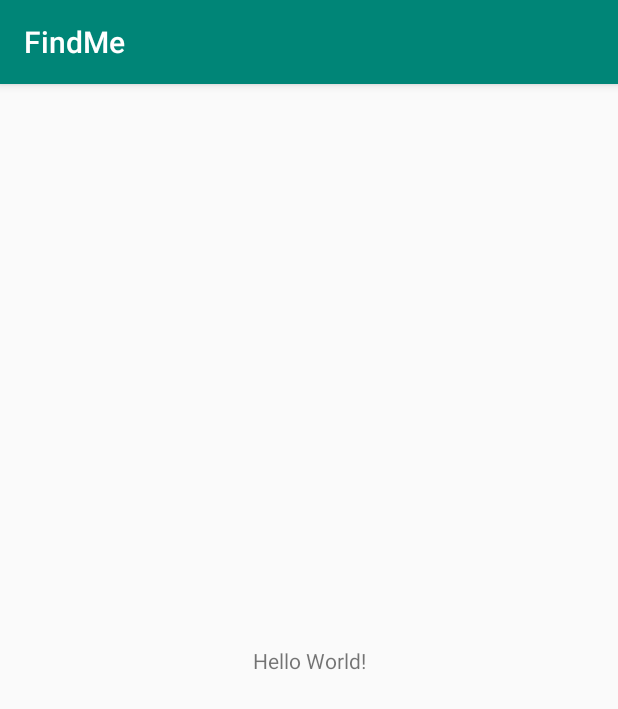
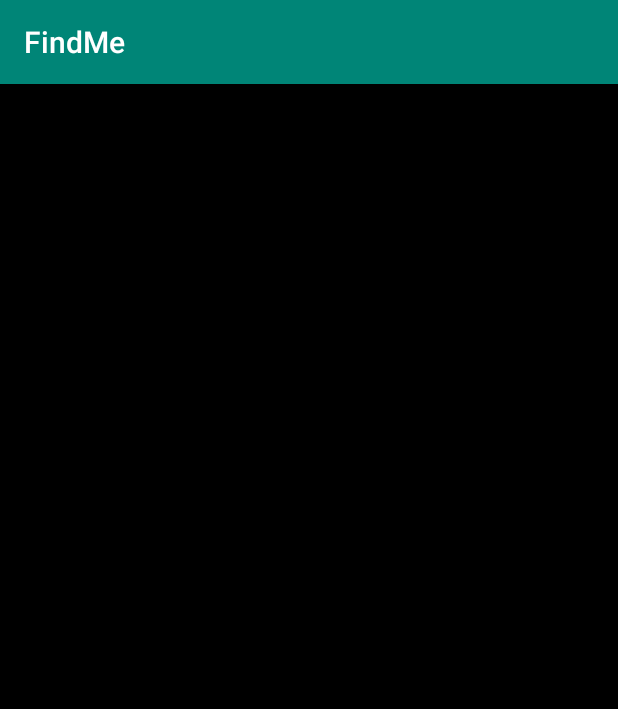
Before and after one commit to RobertoHT/Advanced-Android-Kotlin, an Android app: the screen it shows after launch (MainActivity), on a phone screen of 412 x 824 dp. Shown: the top 709 px of the screen. Run offline under Robolectric (Android 15) with nearby library versions, the phone set to English and light mode, and no system bars.

Commit message:
feat: Actualizaciones de la lección 2

```diff
--- a/FindMe/app/src/main/java/com/codelabs/findme/MainActivity.kt
+++ b/FindMe/app/src/main/java/com/codelabs/findme/MainActivity.kt
@@ -1,12 +1,27 @@
 package com.codelabs.findme
 
+import android.app.Dialog
 import androidx.appcompat.app.AppCompatActivity
 import android.os.Bundle
+import androidx.appcompat.app.AlertDialog
+import androidx.core.content.ContextCompat
 
 class MainActivity : AppCompatActivity() {
 
     override fun onCreate(savedInstanceState: Bundle?) {
         super.onCreate(savedInstanceState)
         setContentView(R.layout.activity_main)
+
+        val dialog = createInstructionsDialog()
+        dialog.show()
+    }
+
+    private fun createInstructionsDialog(): Dialog {
+        val builder = AlertDialog.Builder(this)
+        builder.setIcon(R.drawable.android)
+            .setTitle(R.string.instructions_title)
+            .setMessage(R.string.instructions)
+            .setPositiveButtonIcon(ContextCompat.getDrawable(this, android.R.drawable.ic_media_play))
+        return builder.create()
     }
 }
--- /dev/null
+++ b/FindMe/app/src/main/java/com/codelabs/findme/SpotLightImageView.kt
@@ -0,0 +1,111 @@
+package com.codelabs.findme
+
+import android.content.Context
+import android.graphics.*
+import android.util.AttributeSet
+import android.view.MotionEvent
+import androidx.appcompat.widget.AppCompatImageView
+import kotlin.math.floor
+import kotlin.random.Random
+
+/**
+ * Created by Roberto Hdez on 2020-02-25
+ */
+
+class SpotLightImageView @JvmOverloads constructor(
+    context: Context, attrs: AttributeSet? = null, defStyleAttr: Int = 0
+) : AppCompatImageView(context, attrs, defStyleAttr) {
+    private var paint = Paint()
+    private var shouldDrawSpotLight = false
+    private var gameOver = false
+
+    private lateinit var winnerRect: RectF
+    private var androidBitmapX = 0f
+    private var androidBitmapY = 0f
+
+    private val bitmapAndroid = BitmapFactory.decodeResource(
+        resources,
+        R.drawable.android
+    )
+    private val spotlight = BitmapFactory.decodeResource(resources, R.drawable.mask)
+
+    private var shader: Shader
+
+    private val shaderMatrix = Matrix()
+
+    init {
+        val bitmap = Bitmap.createBitmap(spotlight.width, spotlight.height, Bitmap.Config.ARGB_8888)
+        val canvas = Canvas(bitmap)
+        val shaderPaint = Paint(Paint.ANTI_ALIAS_FLAG)
+
+        // Draw a black rectangle.
+        shaderPaint.color = Color.BLACK
+        canvas.drawRect(0.0f, 0.0f, spotlight.width.toFloat(), spotlight.height.toFloat(), shaderPaint)
+
+        shaderPaint.xfermode = PorterDuffXfermode(PorterDuff.Mode.DST_OUT)
+        canvas.drawBitmap(spotlight, 0.0f, 0.0f, shaderPaint)
+
+        shader = BitmapShader(bitmap, Shader.TileMode.CLAMP, Shader.TileMode.CLAMP)
+        paint.shader = shader
+    }
+
+    private fun setupWinnerRect() {
+        androidBitmapX = floor(Random.nextFloat() * (width - bitmapAndroid.width))
+        androidBitmapY = floor(Random.nextFloat() * (height - bitmapAndroid.height))
+
+        winnerRect = RectF(
+            (androidBitmapX),
+            (androidBitmapY),
+            (androidBitmapX + bitmapAndroid.width),
+            (androidBitmapY + bitmapAndroid.height)
+        )
+    }
+
+    override fun onSizeChanged(newWidth: Int, newHeight: Int, oldWidth: Int, oldHeight: Int) {
+        super.onSizeChanged(newWidth, newHeight, oldWidth, oldHeight)
+        setupWinnerRect()
+    }
+
+    override fun onDraw(canvas: Canvas) {
+        super.onDraw(canvas)
+        canvas.drawColor(Color.WHITE)
+        canvas.drawBitmap(bitmapAndroid, androidBitmapX, androidBitmapY, paint)
+
+        if (!gameOver) {
+            if (shouldDrawSpotLight) {
+                canvas.drawRect(0.0f, 0.0f, width.toFloat(), height.toFloat(), paint)
+            } else {
+                canvas.drawColor(Color.BLACK)
+            }
+        }
+    }
+
+    override fun onTouchEvent(motionEvent: MotionEvent): Boolean {
+        val motionEventX = motionEvent.x
+        val motionEventY = motionEvent.y
+
+        when (motionEvent.action) {
+            MotionEvent.ACTION_DOWN -> {
+                shouldDrawSpotLight = true
+                if (gameOver) {
+                    gameOver = false
+                    setupWinnerRect()
+                }
+            }
+            MotionEvent.ACTION_UP -> {
+                shouldDrawSpotLight = false
+                gameOver = winnerRect.contains(motionEventX, motionEventY)
+            }
+        }
+
+        shaderMatrix.setTranslate(
+            motionEventX - spotlight.width / 2.0f,
+            motionEventY - spotlight.height / 2.0f
+        )
+        shader.setLocalMatrix(shaderMatrix)
+
+        invalidate()
+
+        return true
+    }
+}
--- a/FindMe/app/src/main/res/layout/activity_main.xml
+++ b/FindMe/app/src/main/res/layout/activity_main.xml
@@ -1,18 +1,19 @@
 <?xml version="1.0" encoding="utf-8"?>
-<androidx.constraintlayout.widget.ConstraintLayout xmlns:android="http://schemas.android.com/apk/res/android"
+<androidx.constraintlayout.widget.ConstraintLayout
+    xmlns:android="http://schemas.android.com/apk/res/android"
     xmlns:app="http://schemas.android.com/apk/res-auto"
     xmlns:tools="http://schemas.android.com/tools"
     android:layout_width="match_parent"
     android:layout_height="match_parent"
     tools:context=".MainActivity">
 
-    <TextView
-        android:layout_width="wrap_content"
-        android:layout_height="wrap_content"
-        android:text="Hello World!"
+    <com.codelabs.findme.SpotLightImageView
+        android:id="@+id/spotLightImageView"
+        android:layout_width="match_parent"
+        android:layout_height="match_parent"
         app:layout_constraintBottom_toBottomOf="parent"
-        app:layout_constraintLeft_toLeftOf="parent"
-        app:layout_constraintRight_toRightOf="parent"
+        app:layout_constraintEnd_toEndOf="parent"
+        app:layout_constraintStart_toStartOf="parent"
         app:layout_constraintTop_toTopOf="parent" />
 
 </androidx.constraintlayout.widget.ConstraintLayout>
--- a/FindMe/app/src/main/res/values/strings.xml
+++ b/FindMe/app/src/main/res/values/strings.xml
@@ -1,3 +1,12 @@
 <resources>
     <string name="app_name">FindMe</string>
+    <string name="instructions_title">
+    <b>How to play:</b>
+    </string>
+    <string name="instructions">
+       \t \u2022 Find the Android hidden behind the dark surface. \n
+       \t \u2022 Touch and hold the screen for the spotlight. \n
+       \t \u2022 Once you find the Android, lift your finger to end the game. \n \n
+       \t \u2022 To restart the game touch the screen again.
+   </string>
 </resources>
```
Also changed, not shown: FindMe/app/src/main/res/drawable/android.png (added), FindMe/app/src/main/res/drawable/mask.png (added).
